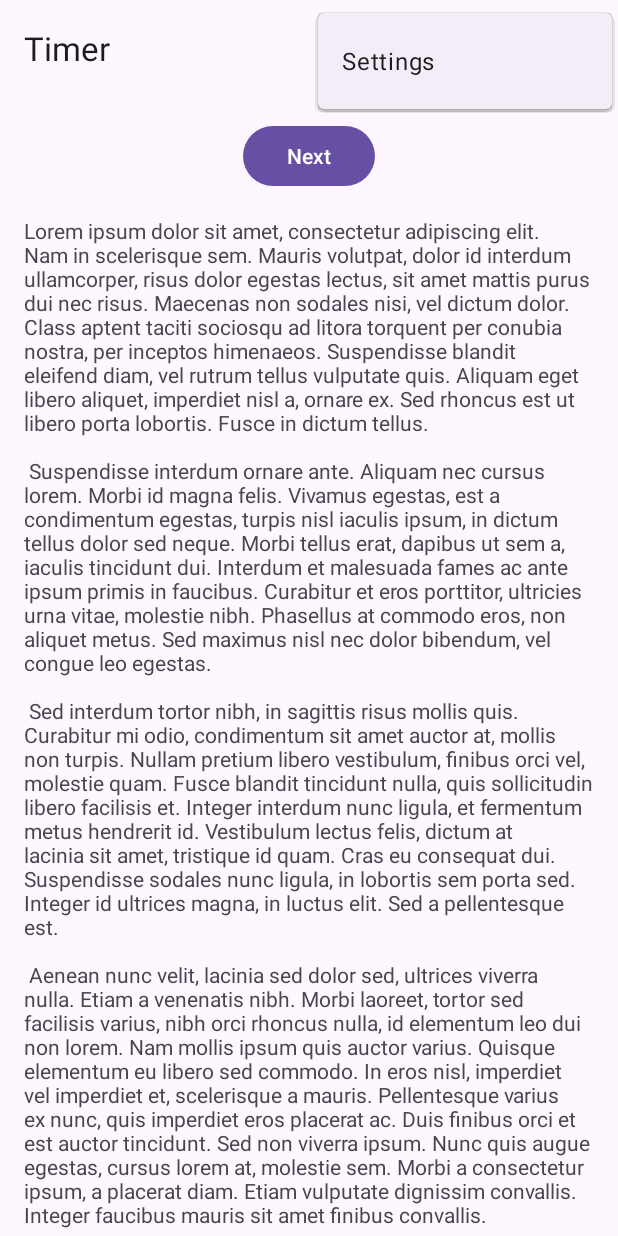
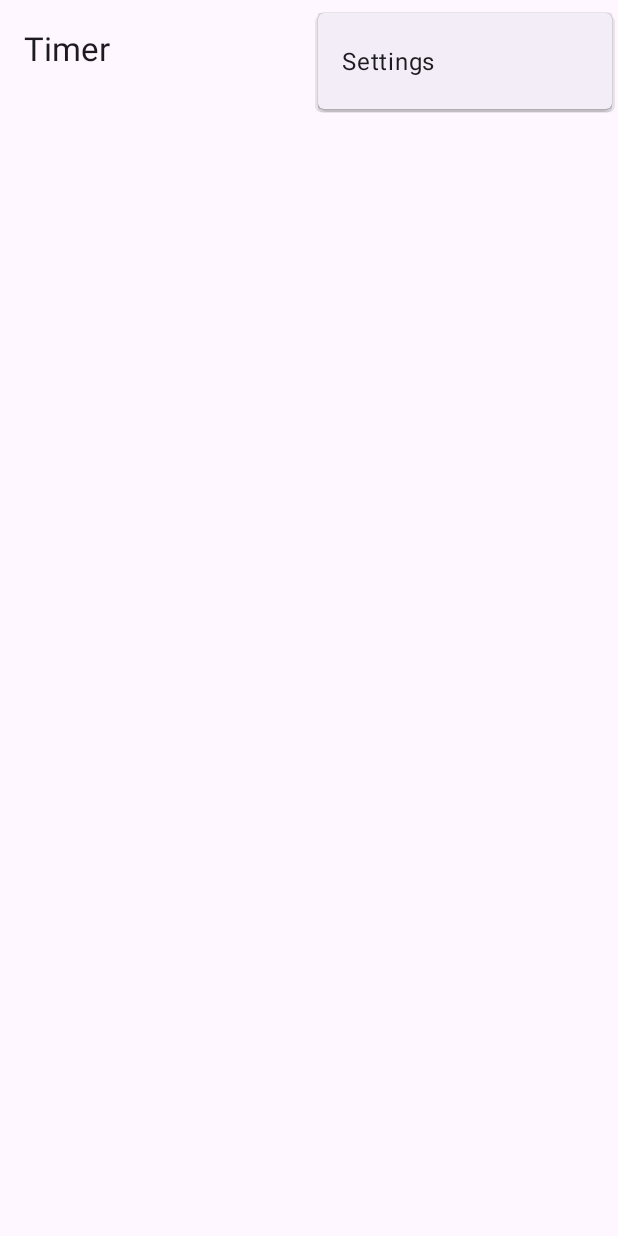
Before and after one commit to kjrocker/hermes, an Android app: the screen it shows after launch (MainActivity), with the options menu open, on a phone screen of 412 x 824 dp. Run offline under Robolectric (Android 15) with nearby library versions, the phone set to English and light mode, and no system bars; our stand-ins replace navigation-ui.

Commit message:
Clearing out ConstraintLayout

```diff
--- a/app/src/main/java/com/kehvyn/hermes/TimerFragment.kt
+++ b/app/src/main/java/com/kehvyn/hermes/TimerFragment.kt
@@ -32,9 +32,9 @@
     override fun onViewCreated(view: View, savedInstanceState: Bundle?) {
         super.onViewCreated(view, savedInstanceState)
 
-        binding.buttonFirst.setOnClickListener {
-            findNavController().navigate(R.id.action_TimerFragment_to_SecondFragment)
-        }
+//        binding.buttonFirst.setOnClickListener {
+//            findNavController().navigate(R.id.action_TimerFragment_to_SecondFragment)
+//        }
     }
 
     override fun onDestroyView() {
--- a/app/src/main/res/layout/fragment_timer.xml
+++ b/app/src/main/res/layout/fragment_timer.xml
@@ -1,35 +1,11 @@
 <?xml version="1.0" encoding="utf-8"?>
-<androidx.core.widget.NestedScrollView xmlns:android="http://schemas.android.com/apk/res/android"
-    xmlns:app="http://schemas.android.com/apk/res-auto"
+<LinearLayout xmlns:android="http://schemas.android.com/apk/res/android"
     xmlns:tools="http://schemas.android.com/tools"
     android:layout_width="match_parent"
     android:layout_height="match_parent"
+    android:orientation="horizontal"
+    android:gravity="center"
+    android:padding="16dp"
     tools:context=".TimerFragment">
 
-    <androidx.constraintlayout.widget.ConstraintLayout
-        android:layout_width="match_parent"
-        android:layout_height="match_parent"
-        android:padding="16dp">
-
-        <Button
-            android:id="@+id/button_first"
-            android:layout_width="wrap_content"
-            android:layout_height="wrap_content"
-            android:text="@string/next"
-            app:layout_constraintBottom_toTopOf="@id/textview_first"
-            app:layout_constraintEnd_toEndOf="parent"
-            app:layout_constraintStart_toStartOf="parent"
-            app:layout_constraintTop_toTopOf="parent" />
-
-        <TextView
-            android:id="@+id/textview_first"
-            android:layout_width="wrap_content"
-            android:layout_height="wrap_content"
-            android:layout_marginTop="16dp"
-            android:text="@string/lorem_ipsum"
-            app:layout_constraintBottom_toBottomOf="parent"
-            app:layout_constraintEnd_toEndOf="parent"
-            app:layout_constraintStart_toStartOf="parent"
-            app:layout_constraintTop_toBottomOf="@id/button_first" />
-    </androidx.constraintlayout.widget.ConstraintLayout>
-</androidx.core.widget.NestedScrollView>
+</LinearLayout>
```
Also changed, not shown: 2 other files.
